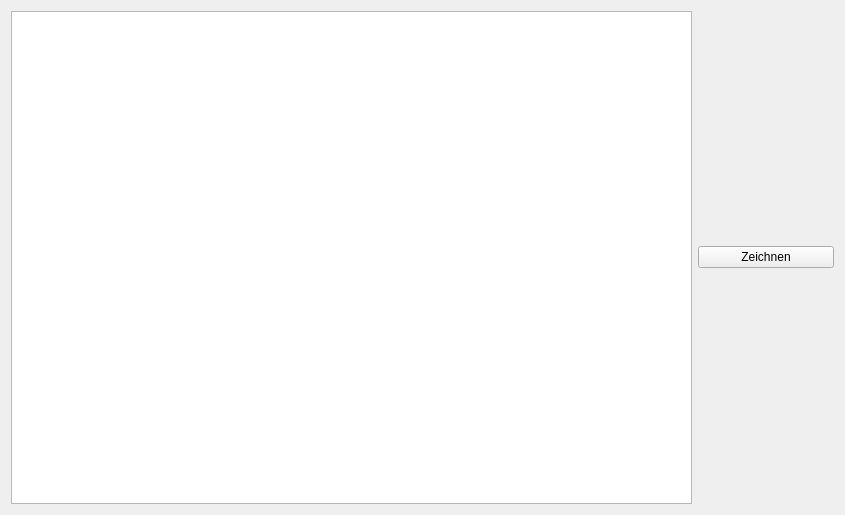
Above: src/mainwindow.ui from 3ricS/NOR before the change. Below: the same form after it.
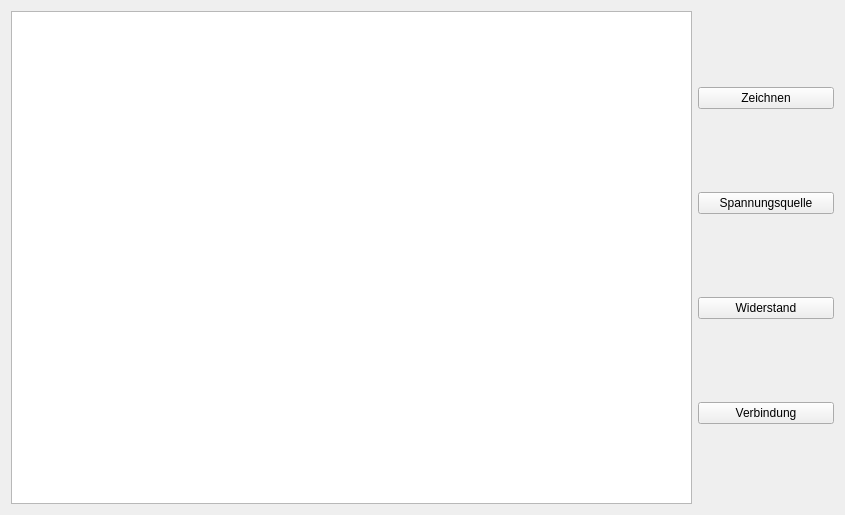
That is the form after the change.

Commit message: Power Supply modeliert und Buttons zum wechseln der Komonenten eingefügt. Buttons funzen noch nicht.

Patch:
```diff
--- a/src/mainwindow.ui
+++ b/src/mainwindow.ui
@@ -24,7 +24,7 @@
        <widget class="QGraphicsView" name="networkView"/>
       </item>
       <item>
-       <layout class="QVBoxLayout" name="verticalLayout" stretch="0">
+       <layout class="QVBoxLayout" name="verticalLayout" stretch="0,0,0,0">
         <property name="spacing">
          <number>7</number>
         </property>
@@ -44,6 +44,27 @@
           </property>
          </widget>
         </item>
+        <item>
+         <widget class="QPushButton" name="PowerSupply">
+          <property name="text">
+           <string>Spannungsquelle</string>
+          </property>
+         </widget>
+        </item>
+        <item>
+         <widget class="QPushButton" name="Resistor">
+          <property name="text">
+           <string>Widerstand</string>
+          </property>
+         </widget>
+        </item>
+        <item>
+         <widget class="QPushButton" name="Connection">
+          <property name="text">
+           <string>Verbindung</string>
+          </property>
+         </widget>
+        </item>
        </layout>
       </item>
      </layout>
```
The commit also changes 8 other files.
